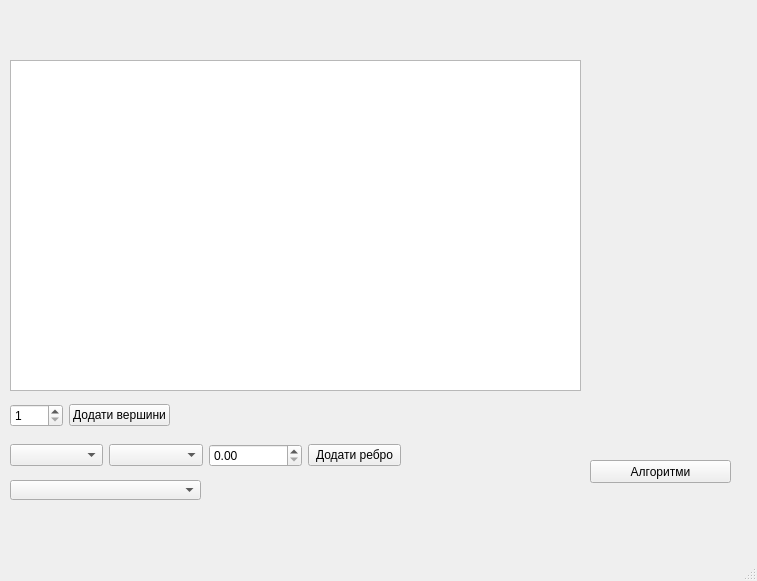
Before: the Qt Designer form creategraphwindow.ui in MyNameIsLiza/CourseWork, drawn with Qt 5.
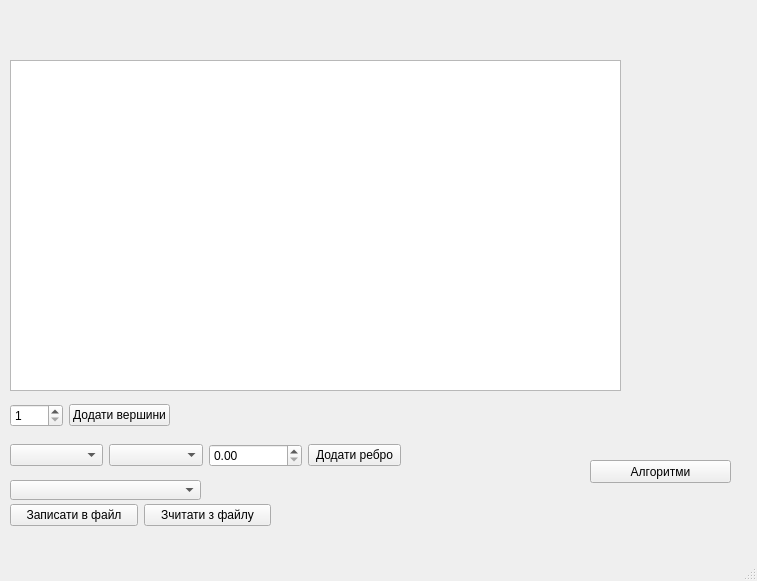
After: the same form once the commit is applied.

The edit to the form file:
```diff
--- a/creategraphwindow.ui
+++ b/creategraphwindow.ui
@@ -19,7 +19,7 @@
      <rect>
       <x>10</x>
       <y>60</y>
-      <width>571</width>
+      <width>611</width>
       <height>331</height>
      </rect>
     </property>
@@ -135,6 +135,32 @@
      <string>Алгоритми</string>
     </property>
    </widget>
+   <widget class="QWidget" name="horizontalLayoutWidget_3">
+    <property name="geometry">
+     <rect>
+      <x>10</x>
+      <y>500</y>
+      <width>261</width>
+      <height>31</height>
+     </rect>
+    </property>
+    <layout class="QHBoxLayout" name="horizontalLayout_3">
+     <item>
+      <widget class="QPushButton" name="pushButton_write">
+       <property name="text">
+        <string>Записати в файл</string>
+       </property>
+      </widget>
+     </item>
+     <item>
+      <widget class="QPushButton" name="pushButton_read">
+       <property name="text">
+        <string>Зчитати з файлу</string>
+       </property>
+      </widget>
+     </item>
+    </layout>
+   </widget>
   </widget>
   <widget class="QMenuBar" name="menubar">
    <property name="geometry">
```
